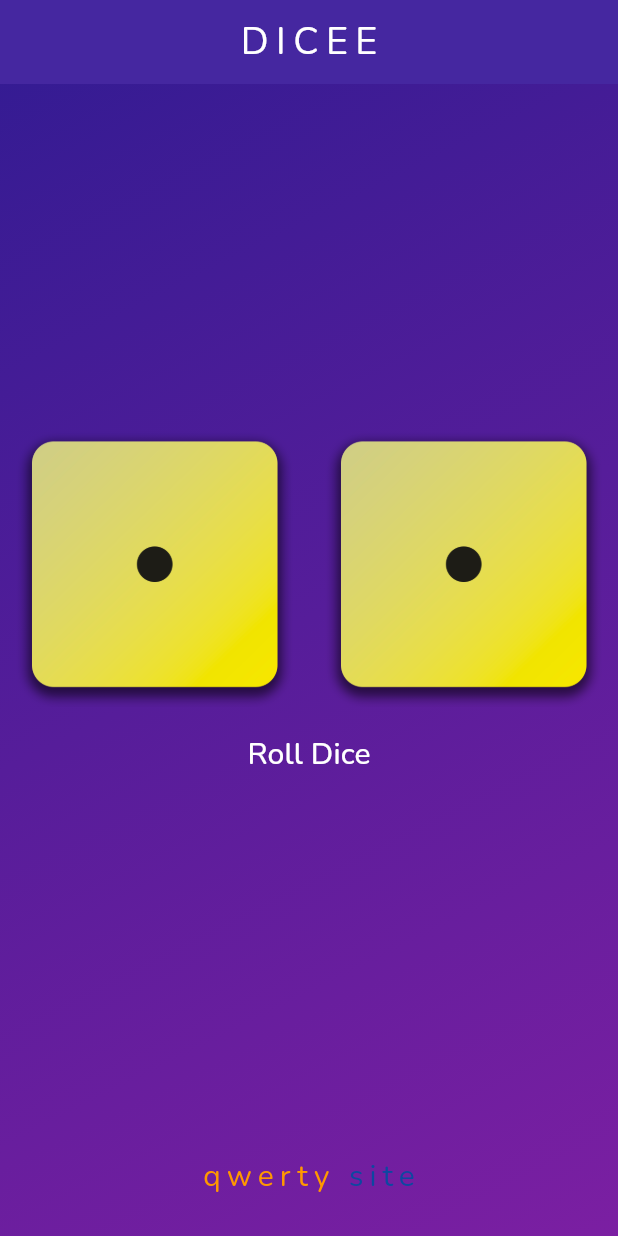
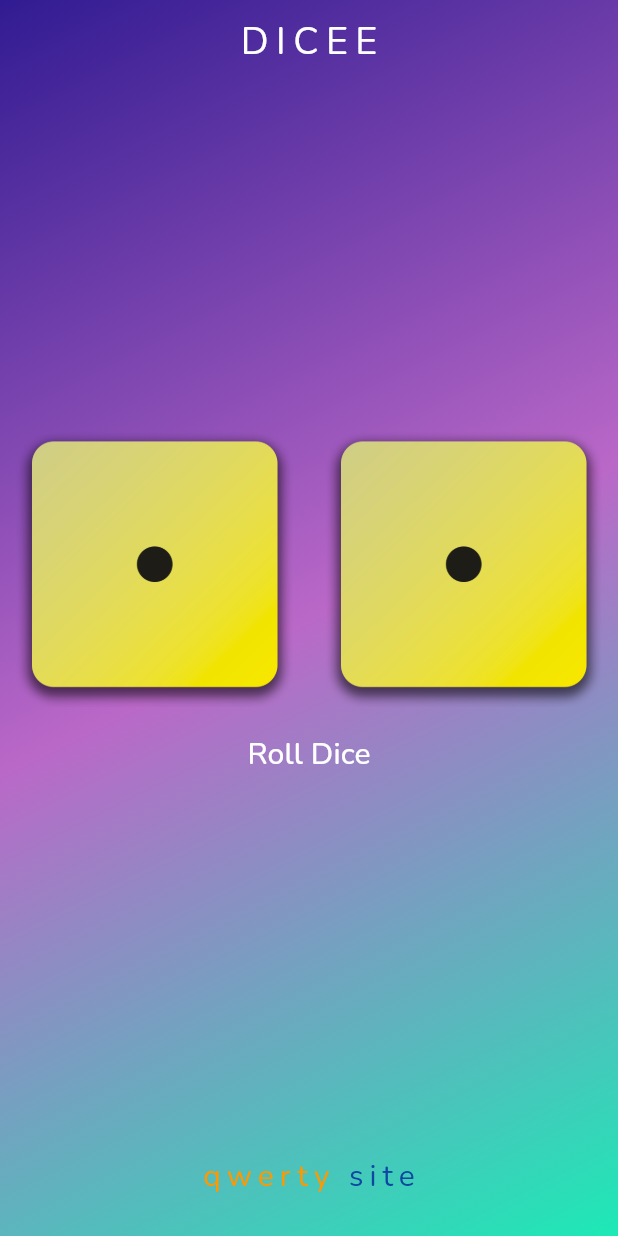
Before and after one commit to Jimcl6/flutter_dice-app, a Flutter app: the screen it shows after launch, on a phone screen of 412 x 824 dp. Run offline on Flutter 3.47's test engine with Material 3 defaults, Android fonts, the phone set to English and light mode, and no system bars; our stand-ins replace google_fonts.

Commit message:
initialize main_body.dart update bg

```diff
--- a/lib/main_body.dart
+++ b/lib/main_body.dart
@@ -14,17 +14,18 @@ class MyApp extends StatelessWidget {
         child: Container(
           decoration: BoxDecoration(
               gradient: LinearGradient(
-                  begin: Alignment.topLeft,
-                  end: Alignment.bottomRight,
+                  begin: Alignment.bottomRight,
+                  end: Alignment.topLeft,
                   colors: [
+                Colors.tealAccent.shade400,
+                Colors.purple.shade300,
                 Colors.deepPurple.shade900,
-                Colors.purple.shade700
               ])),
           child: Scaffold(
             bottomNavigationBar: const BottomAppBarArea(),
             backgroundColor: Colors.transparent,
             appBar: AppBar(
-              backgroundColor: Colors.deepPurple.shade800,
+              backgroundColor: Colors.transparent,
               title: Center(
                 child: Text(
                   'Dicee'.toUpperCase(),
```
